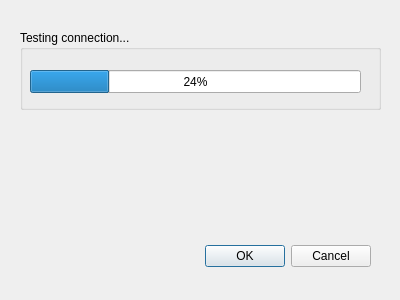
This is traytool/src/connection_testing_dialog.ui in networkoptix/nx_open as Qt 5 draws it before an edit. The edited form follows.
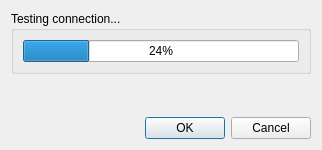
This is the edited form.

Commit message:
Bug #1863: Update TrayTool's connection testing dialog
<==== Mercurial data ====>
Branch: master

The edit to the form file:
```diff
--- a/traytool/src/connection_testing_dialog.ui
+++ b/traytool/src/connection_testing_dialog.ui
@@ -6,8 +6,8 @@
    <rect>
     <x>0</x>
     <y>0</y>
-    <width>400</width>
-    <height>300</height>
+    <width>328</width>
+    <height>185</height>
    </rect>
   </property>
   <property name="sizePolicy">
@@ -19,57 +19,34 @@
   <property name="windowTitle">
    <string>Connection Test</string>
   </property>
-  <widget class="QDialogButtonBox" name="buttonBox">
-   <property name="geometry">
-    <rect>
-     <x>30</x>
-     <y>240</y>
-     <width>341</width>
-     <height>32</height>
-    </rect>
+  <layout class="QVBoxLayout" name="verticalLayout_2">
+   <property name="sizeConstraint">
+    <enum>QLayout::SetFixedSize</enum>
    </property>
-   <property name="orientation">
-    <enum>Qt::Horizontal</enum>
-   </property>
-   <property name="standardButtons">
-    <set>QDialogButtonBox::Cancel|QDialogButtonBox::Ok</set>
-   </property>
-  </widget>
+   <item>
   <widget class="QGroupBox" name="groupBox">
-   <property name="geometry">
-    <rect>
-     <x>20</x>
-     <y>30</y>
-     <width>361</width>
-     <height>80</height>
-    </rect>
+     <property name="minimumSize">
+      <size>
+       <width>300</width>
+       <height>0</height>
+      </size>
    </property>
    <property name="title">
     <string>Testing connection...</string>
    </property>
+     <layout class="QVBoxLayout" name="verticalLayout">
+      <item>
    <widget class="QProgressBar" name="progressBar">
-    <property name="geometry">
-     <rect>
-      <x>10</x>
-      <y>40</y>
-      <width>331</width>
-      <height>23</height>
-     </rect>
-    </property>
     <property name="value">
      <number>24</number>
     </property>
    </widget>
-  </widget>
+      </item>
+     </layout>
+    </widget>
+   </item>
+   <item>
   <widget class="QLabel" name="statusLabel">
-   <property name="geometry">
-    <rect>
-     <x>30</x>
-     <y>160</y>
-     <width>351</width>
-     <height>61</height>
-    </rect>
-   </property>
    <property name="font">
     <font>
      <pointsize>20</pointsize>
@@ -78,7 +55,22 @@
    <property name="text">
     <string/>
    </property>
-  </widget>
+     <property name="alignment">
+      <set>Qt::AlignCenter</set>
+     </property>
+    </widget>
+   </item>
+   <item>
+    <widget class="QDialogButtonBox" name="buttonBox">
+     <property name="orientation">
+      <enum>Qt::Horizontal</enum>
+     </property>
+     <property name="standardButtons">
+      <set>QDialogButtonBox::Cancel|QDialogButtonBox::Ok</set>
+     </property>
+    </widget>
+   </item>
+  </layout>
  </widget>
  <resources/>
  <connections>
```
Lines whose indentation alone changed are shown as unchanged. The commit also changes 2 other files.
